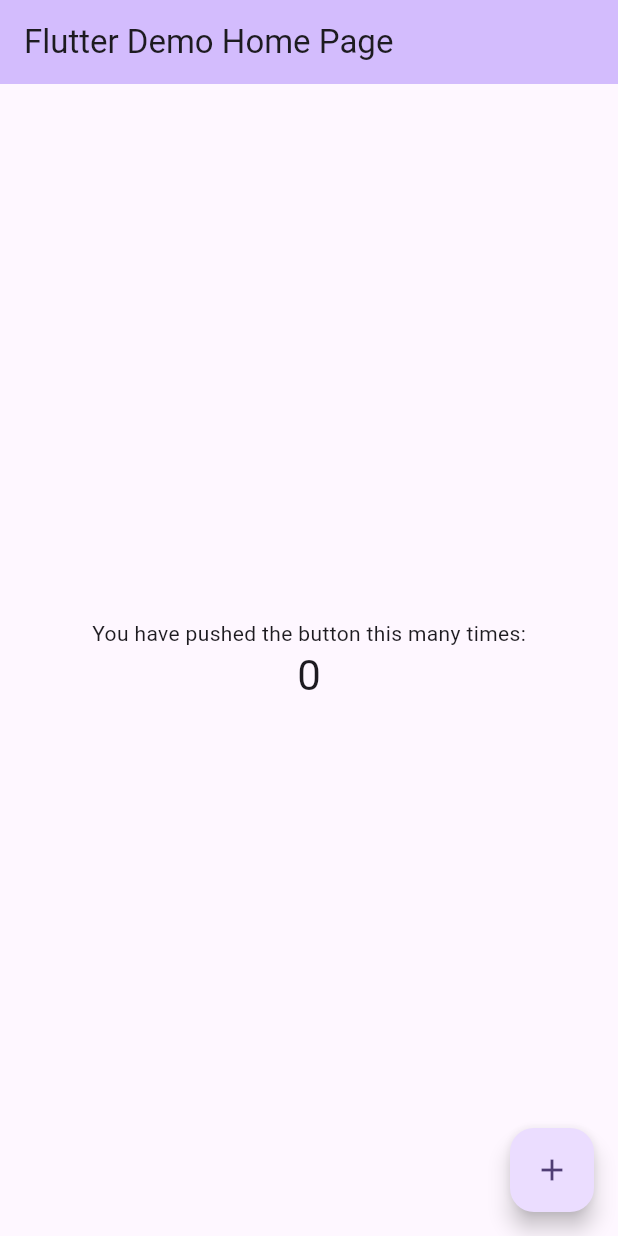
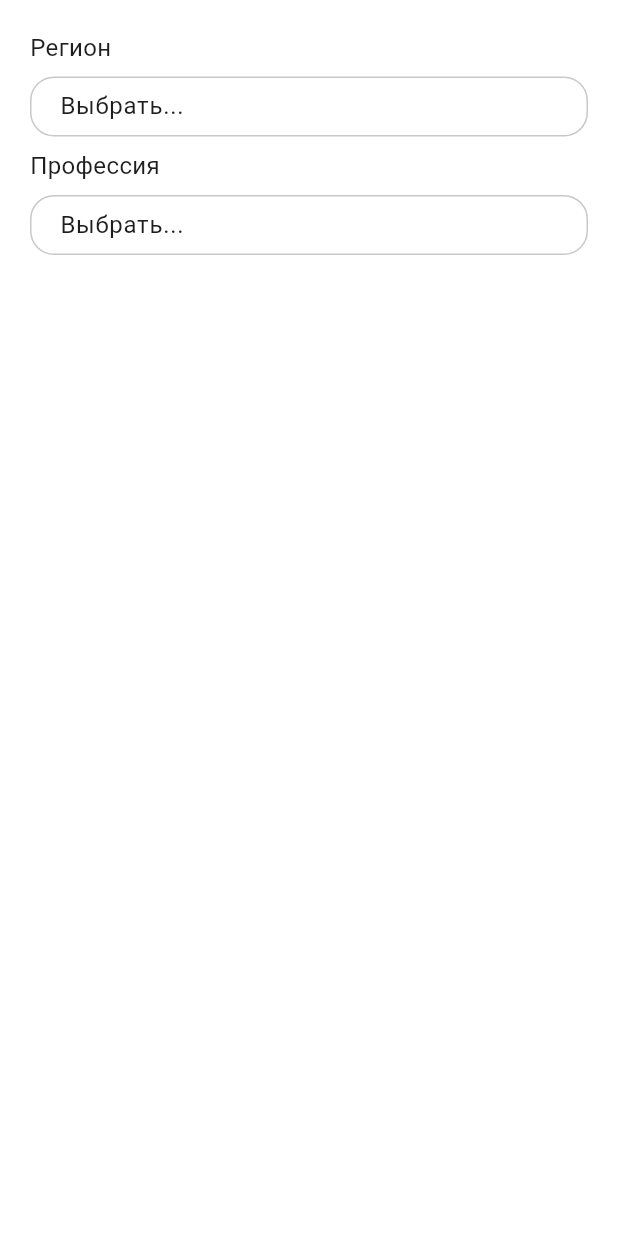
Before and after one commit to El0Ephant/each_job_front, a Flutter app: the screen it shows after launch, on a phone screen of 412 x 824 dp. Run offline on Flutter 3.47's test engine with Material 3 defaults, Android fonts, the light colour scheme and no system bars; drawn by our look-alikes of flutter_typeahead; missing offline and left inert: fuzzywuzzy.

Commit message:
basic search field & app utils

```diff
--- a/lib/main.dart
+++ b/lib/main.dart
@@ -1,3 +1,5 @@
+import 'package:each_job/ui/job_page.dart';
+import 'package:each_job/utils/app_themes.dart';
 import 'package:flutter/material.dart';
 
 void main() {
@@ -10,60 +12,9 @@ class MyApp extends StatelessWidget {
   @override
   Widget build(BuildContext context) {
     return MaterialApp(
-      title: 'Flutter Demo',
-      theme: ThemeData(
-        colorScheme: ColorScheme.fromSeed(seedColor: Colors.deepPurple),
-        useMaterial3: true,
-      ),
-      home: const MyHomePage(title: 'Flutter Demo Home Page'),
+      title: 'Each job',
+      theme: AppThemes.commonTheme,
+      home: const JobPage(),
     );
   }
 }
-
-class MyHomePage extends StatefulWidget {
-  const MyHomePage({super.key, required this.title});
-
-  final String title;
-
-  @override
-  State<MyHomePage> createState() => _MyHomePageState();
-}
-
-class _MyHomePageState extends State<MyHomePage> {
-  int _counter = 0;
-
-  void _incrementCounter() {
-    setState(() {
-      _counter++;
-    });
-  }
-
-  @override
-  Widget build(BuildContext context) {
-    return Scaffold(
-      appBar: AppBar(
-        backgroundColor: Theme.of(context).colorScheme.inversePrimary,
-        title: Text(widget.title),
-      ),
-      body: Center(
-        child: Column(
-          mainAxisAlignment: MainAxisAlignment.center,
-          children: <Widget>[
-            const Text(
-              'You have pushed the button this many times:',
-            ),
-            Text(
-              '$_counter',
-              style: Theme.of(context).textTheme.headlineMedium,
-            ),
-          ],
-        ),
-      ),
-      floatingActionButton: FloatingActionButton(
-        onPressed: _incrementCounter,
-        tooltip: 'Increment',
-        child: const Icon(Icons.add),
-      ),
-    );
-  }
-}
--- a/lib/ui/job_page.dart
+++ b/lib/ui/job_page.dart
@@ -0,0 +1,75 @@
+import 'package:each_job/ui/widgets/search_field.dart';
+import 'package:each_job/utils/app_sizes.dart';
+import 'package:flutter/material.dart';
+
+class JobPage extends StatelessWidget {
+  const JobPage({super.key});
+
+  @override
+  Widget build(BuildContext context) {
+    return Scaffold(
+      body: SafeArea(
+        child: GestureDetector(
+          behavior: HitTestBehavior.translucent,
+          onTap: () => FocusManager.instance.primaryFocus?.unfocus(),
+          child: Padding(
+            padding: const EdgeInsets.all(AppSizes.outerIndent),
+            child: Column(
+              children: [
+                SearchField<String>(
+                  label: 'Регион',
+                  onChange: (selectedValue) {
+
+                  },
+                  choices: regions,
+                ),
+                const SizedBox(height: AppSizes.innerIndent,),
+                SearchField<String>(
+                  label: 'Профессия',
+                  onChange: (selectedValue) {
+
+                  },
+                  choices: regions,
+                ),
+              ],
+            ),
+          ),
+        ),
+      ),
+    );
+  }
+}
+
+const List<String> regions = [
+  'Москва', 'Санкт-Петербург', 'Севастополь',
+
+  'Адыгея', 'Алтай', 'Алтайский край', 'Амурская область', 'Архангельская область',
+  'Астраханская область', 'Башкортостан', 'Байкальский край', 'Белгородская область',
+  'Брянская область', 'Бурятия', 'Владимирская область', 'Волгоградская область',
+  'Вологодская область', 'Воронежская область', 'Дагестан', 'Еврейская автономная область',
+  'Забайкальский край', 'Ивановская область', 'Иркутская область', 'Кабардино-Балкария',
+  'Калининградская область', 'Калужская область', 'Камчатский край', 'Карачаево-Черкесия',
+  'Карелия', 'Кемеровская область', 'Кировская область', 'Костромская область',
+  'Краснодарский край', 'Красноярский край', 'Курганская область', 'Курская область',
+  'Ленинградская область', 'Липецкая область', 'Магаданская область', 'Московская область',
+  'Мурманская область', 'Набережные Челны', 'Ненецкий автономный округ', 'Новгородская область',
+  'Новосибирская область', 'Омская область', 'Оренбургская область', 'Орловская область',
+  'Пензенская область', 'Пермский край', 'Приморский край', 'Псковская область', 'Ростовская область',
+  'Рязанская область', 'Самарская область', 'Саратовская область', 'Сахалинская область',
+  'Свердловская область', 'Смоленская область', 'Ставропольский край', 'Тамбовская область',
+  'Татарстан', 'Тверская область', 'Томская область', 'Тульская область', 'Тюменская область',
+  'Удмуртия', 'Ульяновская область', 'Хабаровский край', 'Хакасия', 'Ханты-Мансийский автономный округ',
+  'Челябинская область', 'Чечня', 'Чувашия', 'Чукотский автономный округ', 'Ямало-Ненецкий автономный округ',
+  'Ярославская область',
+
+  'Москва', 'Санкт-Петербург', 'Новосибирск', 'Екатеринбург', 'Нижний Новгород',
+  'Казань', 'Челябинск', 'Омск', 'Самара', 'Ростов-на-Дону', 'Уфа', 'Красноярск', 'Воронеж',
+  'Пермь', 'Волгоград', 'Краснодар', 'Томск', 'Тольятти', 'Ижевск', 'Барнаул', 'Ульяновск',
+  'Ярославль', 'Хабаровск', 'Махачкала', 'Магнитогорск', 'Ставрополь', 'Рязань', 'Саранск',
+  'Сочи', 'Псков', 'Арзамас', 'Северодвинск', 'Набережные Челны', 'Петрозаводск', 'Смоленск',
+  'Калуга', 'Кострома', 'Астрахань', 'Брянск', 'Саратов', 'Владикавказ', 'Чита', 'Грозный',
+  'Владикавказ', 'Тверь', 'Тула', 'Балашиха', 'Волжский', 'Подольск', 'Нижневартовск',
+
+  'Ненецкий автономный округ', 'Ямало-Ненецкий автономный округ', 'Ханты-Мансийский автономный округ',
+  'Чукотский автономный округ', 'Мурманская область', 'Республика Крым', 'Севастополь'
+];
--- /dev/null
+++ b/lib/ui/widgets/search_field.dart
@@ -0,0 +1,95 @@
+import 'package:each_job/utils/app_sizes.dart';
+import 'package:each_job/utils/app_text_styles.dart';
+import 'package:flutter/material.dart';
+import 'package:flutter_typeahead/flutter_typeahead.dart';
+import 'package:fuzzywuzzy/fuzzywuzzy.dart';
+
+class SearchField<T> extends StatefulWidget {
+  const SearchField({
+    super.key,
+    required this.label,
+    required this.onChange,
+    required this.choices,
+    this.hint = 'Выбрать...',
+    this.maxSuggestions = 15,
+  });
+  final List<T> choices;
+  final Function(T selectedValue) onChange;
+  final String label;
+  final String hint;
+  final int maxSuggestions;
+
+  @override
+  State<SearchField<T>> createState() => _SearchFieldState<T>();
+}
+
+class _SearchFieldState<T> extends State<SearchField<T>> {
+  final _searchController = TextEditingController();
+
+  @override
+  Widget build(BuildContext context) {
+    return TypeAheadField<T>(
+      decorationBuilder: (context, child) {
+        return ConstrainedBox(
+          constraints: const BoxConstraints(maxHeight: 350,),
+          child: Material(
+            type: MaterialType.card,
+            elevation: 10,
+            borderRadius: BorderRadius.circular(AppSizes.textFieldBorderRadius),
+            child: child,
+          ),
+        );
+      },
+      controller: _searchController,
+      builder: (context, controller, focusNode) {
+        return Column(
+          crossAxisAlignment: CrossAxisAlignment.start,
+          children: [
+            Text(widget.label, style: AppTextStyles.commonLabelTextStyle,),
+            const SizedBox(height: AppSizes.innerIndent,),
+            SizedBox(
+              height: AppSizes.btnHeight,
+              child: TextField(
+                controller: controller,
+                focusNode: focusNode,
+                decoration: InputDecoration(
+                  hintText: widget.hint,
+                ),
+              ),
+            ),
+          ],
+        );
+      },
+      debounceDuration: const Duration(milliseconds: 500),
+      itemBuilder: (BuildContext context, T value) {
+        return Padding(
+          padding: const EdgeInsets.symmetric(
+              vertical: AppSizes.innerIndent,
+              horizontal: AppSizes.textFieldIndent
+          ),
+          child: Text(value.toString(),
+            style: AppTextStyles.commonLabelTextStyle,
+          ),
+        );
+      },
+      onSelected: (value) {
+        _searchController.text = value.toString();
+        _searchController.selection = TextSelection.collapsed(
+          offset: value.toString().length
+        );
+        widget.onChange(value);
+      },
+      suggestionsCallback: (String search) {
+        if (search.isEmpty){
+          return widget.choices;
+        }
+        return extractTop<T>(
+          query: search,
+          choices: widget.choices,
+          limit: widget.maxSuggestions,
+          cutoff: 70,
+        ).map((extractedResult) => extractedResult.choice).toList();
+      },
+    );
+  }
+}
--- a/lib/utils/app_colors.dart
+++ b/lib/utils/app_colors.dart
@@ -0,0 +1,11 @@
+import 'dart:ui';
+
+abstract class AppColors {
+  static const backgroundColor = Color(0xffffffff);
+  static const main1Color = Color(0xff212121);
+  static const onMain1Color = Color(0xffffffff);
+  static const main2Color = Color(0xffff0000);
+  static const secondaryColor = Color(0xffc8c8c8);
+  static const strokeColor = Color(0xff000000);
+  static const textColor = Color(0xff1e1e1e);
+}
--- /dev/null
+++ b/lib/utils/app_sizes.dart
@@ -0,0 +1,7 @@
+abstract class AppSizes{
+  static const double outerIndent = 20;
+  static const double innerIndent = 8;
+  static const double textFieldIndent = 16;
+  static const double textFieldBorderRadius = 16;
+  static const double btnHeight = 40;
+}
--- /dev/null
+++ b/lib/utils/app_text_styles.dart
@@ -0,0 +1,10 @@
+import 'package:each_job/utils/app_colors.dart';
+import 'package:flutter/cupertino.dart';
+
+abstract class AppTextStyles{
+  static const commonLabelTextStyle = TextStyle(
+    color: AppColors.textColor,
+    fontSize: 16,
+    fontWeight: FontWeight.normal
+  );
+}
--- /dev/null
+++ b/lib/utils/app_themes.dart
@@ -0,0 +1,42 @@
+import 'package:each_job/utils/app_colors.dart';
+import 'package:each_job/utils/app_sizes.dart';
+import 'package:each_job/utils/app_text_styles.dart';
+import 'package:flutter/material.dart';
+
+abstract class AppThemes{
+  static const InputBorder _commonInputBorder = OutlineInputBorder(
+    borderRadius: BorderRadius.all(Radius.circular(AppSizes.textFieldBorderRadius)),
+    borderSide: BorderSide(
+      color: AppColors.secondaryColor,
+      width: 1
+    )
+  );
+
+  static ThemeData commonTheme = ThemeData(
+    colorScheme: const ColorScheme(
+        brightness: Brightness.light,
+        primary: AppColors.main1Color,
+        onPrimary: AppColors.onMain1Color,
+        secondary: AppColors.secondaryColor,
+        onSecondary: AppColors.main1Color,
+        error: AppColors.main2Color,
+        onError: AppColors.onMain1Color,
+        surface: AppColors.backgroundColor,
+        onSurface: AppColors.strokeColor
+    ),
+    textTheme: const TextTheme(
+      bodyLarge: AppTextStyles.commonLabelTextStyle,
+      titleMedium: AppTextStyles.commonLabelTextStyle,
+    ),
+    inputDecorationTheme: InputDecorationTheme(
+      contentPadding: const EdgeInsets.symmetric(horizontal: AppSizes.textFieldIndent),
+      enabledBorder: _commonInputBorder,
+      disabledBorder: _commonInputBorder,
+      focusedBorder: _commonInputBorder.copyWith(
+        borderSide: const BorderSide(color: AppColors.main1Color)
+      ),
+      hintStyle: AppTextStyles.commonLabelTextStyle
+    ),
+    useMaterial3: true,
+  );
+}
--- a/pubspec.yaml
+++ b/pubspec.yaml
@@ -14,6 +14,10 @@ dependencies:
     sdk: flutter
 
   cupertino_icons: ^1.0.6
+
+  # text field with suggestions
+  flutter_typeahead: ^5.2.0
+  fuzzywuzzy: ^1.2.0
 
 dev_dependencies:
   flutter_test:
```
Also changed, not shown: pubspec.lock.
